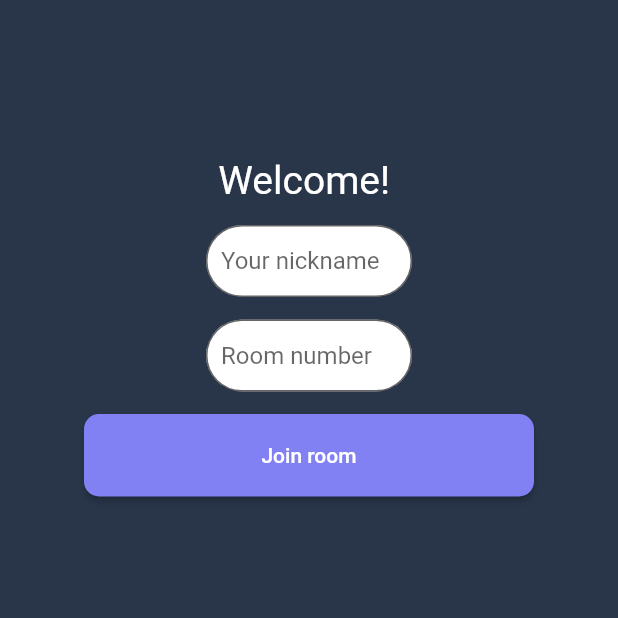
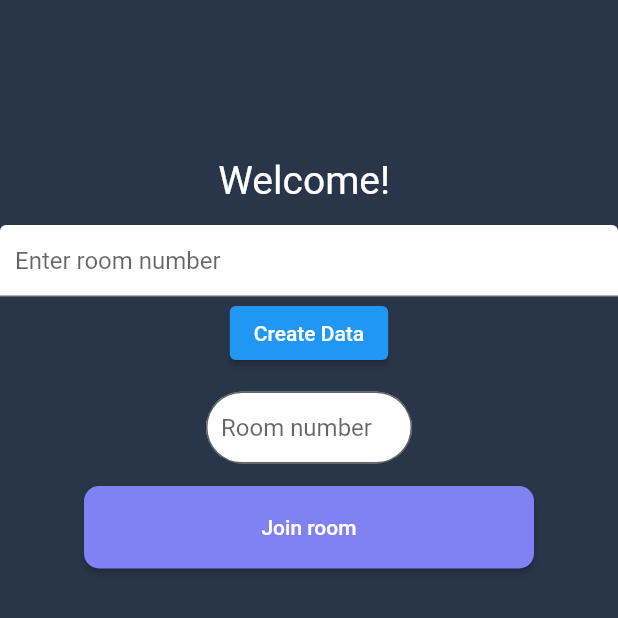
Before and after one commit to yaryna-benko/scrum_pocker, a Flutter app: the Room screen opened by its route, after a tap on the "clear" icon, on a phone screen of 412 x 824 dp, the top half of it. Run offline on Flutter 3.47's test engine with Material 2 defaults, Android fonts, the phone set to English and light mode, and no system bars; our stand-ins replace stop_watch_timer; network calls fail.

```diff
--- a/scrum_pocker/lib/components/api_service.dart
+++ b/scrum_pocker/lib/components/api_service.dart
@@ -10,7 +10,7 @@ import 'package:scrum_pocker/models/room.dart';
 class ApiService {
   Future<List<Voter>?> getUsers() async {
     try {
-      var url = Uri.parse('http://192.168.1.3/api/v1/rooms/1/getUsers');
+      var url = Uri.parse('http://localhost:9654/api/v1/rooms/1/getUsers');
       var response = await http.get(url);
       if (response.statusCode == 200) {
         List<Voter> _model = VoterFromJson(response.body);
@@ -19,48 +19,49 @@ class ApiService {
         log('message');
       }
     } catch (e) {
-      log('boo');
-      // log(e.toString());
+      log(e.toString());
     }
   }
 
 
 }
 
-// Future<http.Response?> createVRoom(VRoom data) async {
-//   http.Response? response;
-//   try {
-//     response =
-//     await http.post(
-//         Uri.parse("http://localhost:9654/api/v1/rooms"),
-//         headers: {
-//           HttpHeaders.contentTypeHeader: "application/json",
-//         },
-//         body: jsonEncode(data.toJson()));
-//   } catch (e) {
-//     log(e.toString());
-//   }
-//   return response;
-// }
-
-Future<VRoom> createVRoom(int id) async {
-
-  final response =  await http.post(
-    Uri.parse('http://192.168.1.3/api/v1/rooms'),
+Future<VRoom> createVRoom(String room_number) async {
+  final response = await http.post(
+    Uri.parse('http://localhost:9654/api/v1/rooms'),
     headers: <String, String>{
       'Content-Type': 'application/json; charset=UTF-8',
     },
-    body: jsonEncode(id)
+    body: jsonEncode(<String, String>{
+      'room_number': room_number,
+    }),
   );
 
-
   if (response.statusCode == 201) {
-    return VRoom.fromJson(jsonDecode(response.toString()));
+    return VRoom.fromJson(jsonDecode(response.body));
   } else {
     throw Exception('Failed to create album.');
   }
+}
 
-}
+// Future<VRoom> createVRoom(int id) async {
+
+//   final response =  await http.post(
+//     Uri.parse('http://localhost:9654/api/v1/rooms'),
+//     headers: <String, String>{
+//       'Content-Type': 'application/json; charset=UTF-8',
+//     },
+//     body: jsonEncode(id)
+//   );
+
+
+//   if (response.statusCode == 201) {
+//     return VRoom.fromJson(jsonDecode(response.toString()));
+//   } else {
+//     throw Exception('Failed to create album.');
+//   }
+
+// }
 
 class ApiConstants {
   static String baseUrl = "http://localhost:9654/api/v1";
--- a/scrum_pocker/lib/models/room.dart
+++ b/scrum_pocker/lib/models/room.dart
@@ -8,22 +8,22 @@ import 'package:http/http.dart' as http;
 class VRoom{
   int id;
   String room_number;
-  int scrummaster;
-  int lifetime;
+  // int scrummaster;
+  // int lifetime;
 
   VRoom({
     required this.id,
     required this.room_number,
-    required this.scrummaster,
-    required this.lifetime
+    // required this.scrummaster,
+    // required this.lifetime
   });
 
   Map<String, dynamic> toJson(){
     final Map<String, dynamic> data = <String, dynamic>{};
     data["id"] = id;
     data["room_number"] = room_number;
-    data['scrummaster'] = scrummaster;
-    data['lifetime'] = lifetime;
+    // data['scrummaster'] = scrummaster;
+    // data['lifetime'] = lifetime;
     return data;
   }
 
@@ -31,8 +31,8 @@ class VRoom{
     return VRoom(
       id: json['id'],
       room_number: json['title'],
-      scrummaster: json['scrummaster'],
-      lifetime: json['lifetime'],
+      // scrummaster: json['scrummaster'],
+      // lifetime: json['lifetime'],
     );
   }
 }
--- a/scrum_pocker/lib/screens/landing page/body.dart
+++ b/scrum_pocker/lib/screens/landing page/body.dart
@@ -14,6 +14,7 @@ class _BodyState extends State<HBody> {
   final _isHours = true;
   bool checkedValue = false;
   Future<VRoom>? _futureRoom;
+   final TextEditingController _controller = TextEditingController();
 
   @override
   // Future<void> _createVRoom() async {
@@ -53,18 +54,41 @@ class _BodyState extends State<HBody> {
               ),
             ),
             SizedBox(height: 15),
-            SizedBox(width: MediaQuery.of(context).size.width / 3,
-            child: TextField(
-              cursorWidth: MediaQuery.of(context).size.width / 3,
-                    decoration: InputDecoration(
-                      contentPadding: const EdgeInsets.fromLTRB(10, 0, 10, 0),
+            Column(
+              mainAxisAlignment: MainAxisAlignment.center,
+              children: <Widget>[
+                TextField(
+                  controller: _controller,
+                  decoration: const InputDecoration(
+                    hintText: 'Enter room number',
+                    contentPadding: const EdgeInsets.fromLTRB(10, 0, 10, 0),
                     fillColor: Colors.white,
                     filled: true,
-                    hintText: "Your nickname",
-                    border: OutlineInputBorder(
-                      borderRadius: BorderRadius.circular(40),
-                    )),
-                  ),),
+                    // border: borderRadius: BorderRadius.circular(40),
+                    ),
+                ),
+                ElevatedButton(
+                onPressed: () {
+                  setState(() {
+                  _futureRoom = createVRoom(_controller.text);
+                });
+                },
+                child: const Text('Create Data'),
+              ),
+            ],
+          ),
+            // SizedBox(width: MediaQuery.of(context).size.width / 3,
+            // child: TextField(
+            //   cursorWidth: MediaQuery.of(context).size.width / 3,
+            //         decoration: InputDecoration(
+            //           contentPadding: const EdgeInsets.fromLTRB(10, 0, 10, 0),
+            //         fillColor: Colors.white,
+            //         filled: true,
+            //         hintText: "Your nickname",
+            //         border: OutlineInputBorder(
+            //           borderRadius: BorderRadius.circular(40),
+            //         )),
+            //       ),),
             SizedBox(height: 15),
             SizedBox(width: MediaQuery.of(context).size.width / 3,
             child: TextField(
@@ -81,7 +105,7 @@ class _BodyState extends State<HBody> {
             SizedBox(height: 15),
             ElevatedButton(
               onPressed: () async{
-                final VRoom new_room = await createVRoom(6);
+                //final VRoom new_room = await createVRoom(7);
                 Navigator.pushNamed(context, 'room');
               },
               style: ElevatedButton.styleFrom(
```
Also changed, not shown: scrum_pocker/lib/models/voters.dart (+22 -7 lines), scrum_pocker/lib/screens/room/components/body.dart (+2 -27 lines).
